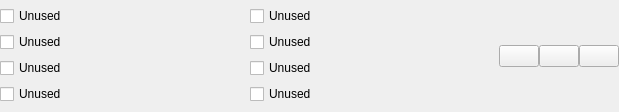
Qt form widgets/parameditbitfield.ui (njupt-robomasters/vesc_tool-zh) before a commit.
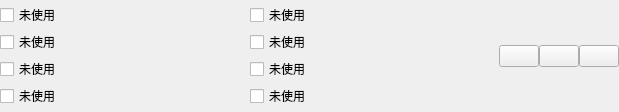
The same form after that commit.

Diff of the .ui file:
```diff
--- a/widgets/parameditbitfield.ui
+++ b/widgets/parameditbitfield.ui
@@ -34,56 +34,56 @@
      <item row="0" column="0">
       <widget class="QCheckBox" name="b0Box">
        <property name="text">
-        <string>Unused</string>
+        <string>未使用</string>
        </property>
       </widget>
      </item>
      <item row="0" column="1">
       <widget class="QCheckBox" name="b1Box">
        <property name="text">
-        <string>Unused</string>
+        <string>未使用</string>
        </property>
       </widget>
      </item>
      <item row="1" column="0">
       <widget class="QCheckBox" name="b2Box">
        <property name="text">
-        <string>Unused</string>
+        <string>未使用</string>
        </property>
       </widget>
      </item>
      <item row="1" column="1">
       <widget class="QCheckBox" name="b3Box">
        <property name="text">
-        <string>Unused</string>
+        <string>未使用</string>
        </property>
       </widget>
      </item>
      <item row="2" column="0">
       <widget class="QCheckBox" name="b4Box">
        <property name="text">
-        <string>Unused</string>
+        <string>未使用</string>
        </property>
       </widget>
      </item>
      <item row="2" column="1">
       <widget class="QCheckBox" name="b5Box">
        <property name="text">
-        <string>Unused</string>
+        <string>未使用</string>
        </property>
       </widget>
      </item>
      <item row="3" column="0">
       <widget class="QCheckBox" name="b6Box">
        <property name="text">
-        <string>Unused</string>
+        <string>未使用</string>
        </property>
       </widget>
      </item>
      <item row="3" column="1">
       <widget class="QCheckBox" name="b7Box">
        <property name="text">
-        <string>Unused</string>
+        <string>未使用</string>
        </property>
       </widget>
      </item>
```
Left out of the diff: 6 changed lines with no effect on the pictures.
